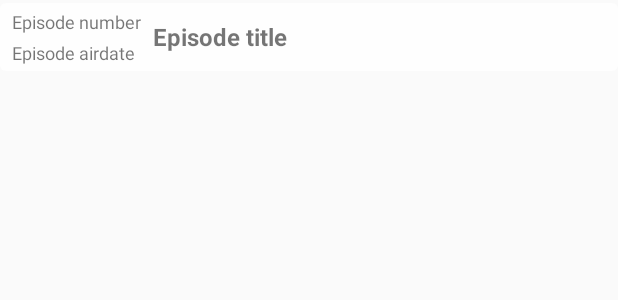
After one commit to bigyo4u85/SeriesCruncher, an Android app: the layout episode_list_item.xml on its own in the app's theme, with its tools: preview values and no code run, on a phone screen of 412 x 824 dp. The commit adds this screen. Shown: the top 300 px of the screen. Run offline under Robolectric (Android 15) with nearby library versions, the phone set to English and light mode, and no system bars.

Commit message:
Blurred poster is set as background of the whole details screen. Screen is refactored to has setters instead of model processing. Blurred poster image generation optimized. Episode list model is extended with airdate and episode number. Episode item view is changed to be more informative.

```diff
--- a/SeriesCruncher/app/src/main/java/com/balazs_csernai/seriescruncher/app/component/CommonActivityModule.java
+++ b/SeriesCruncher/app/src/main/java/com/balazs_csernai/seriescruncher/app/component/CommonActivityModule.java
@@ -3,7 +3,6 @@ package com.balazs_csernai.seriescruncher.app.component;
 import android.app.Activity;
 import android.content.Context;
 import android.support.v7.app.AppCompatActivity;
-import android.support.v8.renderscript.RenderScript;
 
 import dagger.Module;
 import dagger.Provides;
@@ -34,9 +33,4 @@ public class CommonActivityModule {
     Context provideContext() {
         return activity;
     }
-
-    @Provides
-    RenderScript provideRenderScript() {
-        return RenderScript.create(activity);
-    }
 }
--- a/SeriesCruncher/app/src/main/java/com/balazs_csernai/seriescruncher/seriesdetails/SeriesDetailsActivity.java
+++ b/SeriesCruncher/app/src/main/java/com/balazs_csernai/seriescruncher/seriesdetails/SeriesDetailsActivity.java
@@ -37,7 +37,7 @@ public class SeriesDetailsActivity extends AppCompatActivity {
         presenter.onStart();
         String seriesName = IntentUtils.getStringArgOrThrow(getIntent(), ARG_SERIES_NAME);
         String imdbId = IntentUtils.getStringArgOrThrow(getIntent(), ARG_IMDB_ID);
-        presenter.loadShowDetails(seriesName, imdbId);
+        presenter.loadSeriesDetails(seriesName, imdbId);
     }
 
     @Override
--- a/SeriesCruncher/app/src/main/java/com/balazs_csernai/seriescruncher/seriesdetails/model/episode/EpisodeListItemModel.java
+++ b/SeriesCruncher/app/src/main/java/com/balazs_csernai/seriescruncher/seriesdetails/model/episode/EpisodeListItemModel.java
@@ -11,5 +11,9 @@ public interface EpisodeListItemModel {
 
     void toggle();
 
-    String getText();
+    String getEpisodeNumber();
+
+    String getTitle();
+
+    String getAirDate();
 }
--- a/SeriesCruncher/app/src/main/java/com/balazs_csernai/seriescruncher/seriesdetails/presenter/SeriesDetailsPresenter.java
+++ b/SeriesCruncher/app/src/main/java/com/balazs_csernai/seriescruncher/seriesdetails/presenter/SeriesDetailsPresenter.java
@@ -7,7 +7,7 @@ public interface SeriesDetailsPresenter {
 
     void onStart();
 
-    void loadShowDetails(String showName, String imdbId);
+    void loadSeriesDetails(String seriesName, String imdbId);
 
     void onStop();
 }
--- a/SeriesCruncher/app/src/main/java/com/balazs_csernai/seriescruncher/serieslist/ui/SeriesListScreenImpl.java
+++ b/SeriesCruncher/app/src/main/java/com/balazs_csernai/seriescruncher/serieslist/ui/SeriesListScreenImpl.java
@@ -1,6 +1,7 @@
 package com.balazs_csernai.seriescruncher.serieslist.ui;
 
 import android.app.Activity;
+import android.graphics.drawable.ShapeDrawable;
 import android.support.v7.widget.LinearLayoutManager;
 import android.support.v7.widget.RecyclerView;
 import android.text.Editable;
@@ -52,7 +53,7 @@ public class SeriesListScreenImpl implements SeriesListScreen, SeriesListAdapter
         ButterKnife.inject(this, activity);
 
         seriesRecyclerView.setLayoutManager(new LinearLayoutManager(activity));
-        seriesRecyclerView.addItemDecoration(new DividerDecoration(activity.getResources()));
+        seriesRecyclerView.addItemDecoration(new DividerDecoration(activity.getResources().getDrawable(R.drawable.line_divider)));
         seriesRecyclerView.setAdapter(adapter);
 
         seriesFilter.addTextChangedListener(new TextWatcher() {
--- /dev/null
+++ b/SeriesCruncher/app/src/main/res/drawable/translucent_white_rounded_list_item.xml
@@ -0,0 +1,6 @@
+<?xml version="1.0" encoding="utf-8"?>
+<shape xmlns:android="http://schemas.android.com/apk/res/android"
+    android:shape="rectangle">
+    <corners android:radius="4dp"/>
+    <solid android:color="#CDFFFFFF" />
+</shape>
--- /dev/null
+++ b/SeriesCruncher/app/src/main/res/layout/episode_list_item.xml
@@ -0,0 +1,52 @@
+<?xml version="1.0" encoding="utf-8"?>
+<LinearLayout xmlns:android="http://schemas.android.com/apk/res/android"
+    xmlns:tools="http://schemas.android.com/tools"
+    android:layout_width="match_parent"
+    android:layout_height="wrap_content"
+    android:layout_marginBottom="2dp"
+    android:layout_marginTop="2dp"
+    android:background="@drawable/translucent_white_rounded_list_item"
+    android:orientation="horizontal">
+
+    <LinearLayout
+        android:layout_width="wrap_content"
+        android:layout_height="match_parent"
+        android:orientation="vertical">
+
+        <TextView
+            android:id="@+id/episode_number"
+            android:layout_width="wrap_content"
+            android:layout_height="wrap_content"
+            android:layout_marginLeft="8dp"
+            android:layout_marginTop="4dp"
+            android:background="@android:color/transparent"
+            android:textSize="12sp"
+            tools:text="Episode number" />
+
+        <TextView
+            android:id="@+id/episode_airdate"
+            android:layout_width="wrap_content"
+            android:layout_height="wrap_content"
+            android:layout_marginLeft="8dp"
+            android:layout_marginTop="4dp"
+            android:layout_marginBottom="4dp"
+            android:background="@android:color/transparent"
+            android:textSize="12sp"
+            tools:text="Episode airdate" />
+    </LinearLayout>
+
+    <TextView
+        android:id="@+id/episode_title"
+        android:layout_width="match_parent"
+        android:layout_height="match_parent"
+        android:gravity="center_vertical|left"
+        android:layout_marginLeft="8dp"
+        android:layout_marginRight="8dp"
+        android:background="@android:color/transparent"
+        android:ellipsize="end"
+        android:singleLine="true"
+        android:textSize="16sp"
+        android:textStyle="bold"
+        tools:text="Episode title" />
+
+</LinearLayout>
```
Also changed, not shown: SeriesCruncher/app/src/main/java/com/balazs_csernai/seriescruncher/seriesdetails/model/episode/EpisodeListItemEntity.java (+32 -8 lines), SeriesCruncher/app/src/main/java/com/balazs_csernai/seriescruncher/seriesdetails/presenter/SeriesDetailsPresenterImpl.java (+9 -6 lines), SeriesCruncher/app/src/main/java/com/balazs_csernai/seriescruncher/seriesdetails/ui/EpisodeAdapter.java (+9 -3 lines), SeriesCruncher/app/src/main/java/com/balazs_csernai/seriescruncher/seriesdetails/ui/SeriesDetailsScreen.java (+11 -4 lines), SeriesCruncher/app/src/main/java/com/balazs_csernai/seriescruncher/seriesdetails/ui/SeriesDetailsScreenImpl.java (+28 -16 lines), SeriesCruncher/app/src/main/java/com/balazs_csernai/seriescruncher/utils/bitmap/RSBlurStrategy.java (+8 -2 lines), SeriesCruncher/app/src/main/java/com/balazs_csernai/seriescruncher/utils/converter/EpisodeListConverter.java (+3 -4 lines), SeriesCruncher/app/src/main/java/com/balazs_csernai/seriescruncher/utils/converter/EpisodeListItemConverter.java (+4 -6 lines), SeriesCruncher/app/src/main/java/com/balazs_csernai/seriescruncher/utils/ui/DividerDecoration.java (+2 -5 lines), SeriesCruncher/app/src/main/res/drawable/translucent_list_divider.xml (added, +11 -0 lines), SeriesCruncher/app/src/main/res/layout/activity_series_details.xml (+20 -18 lines).
